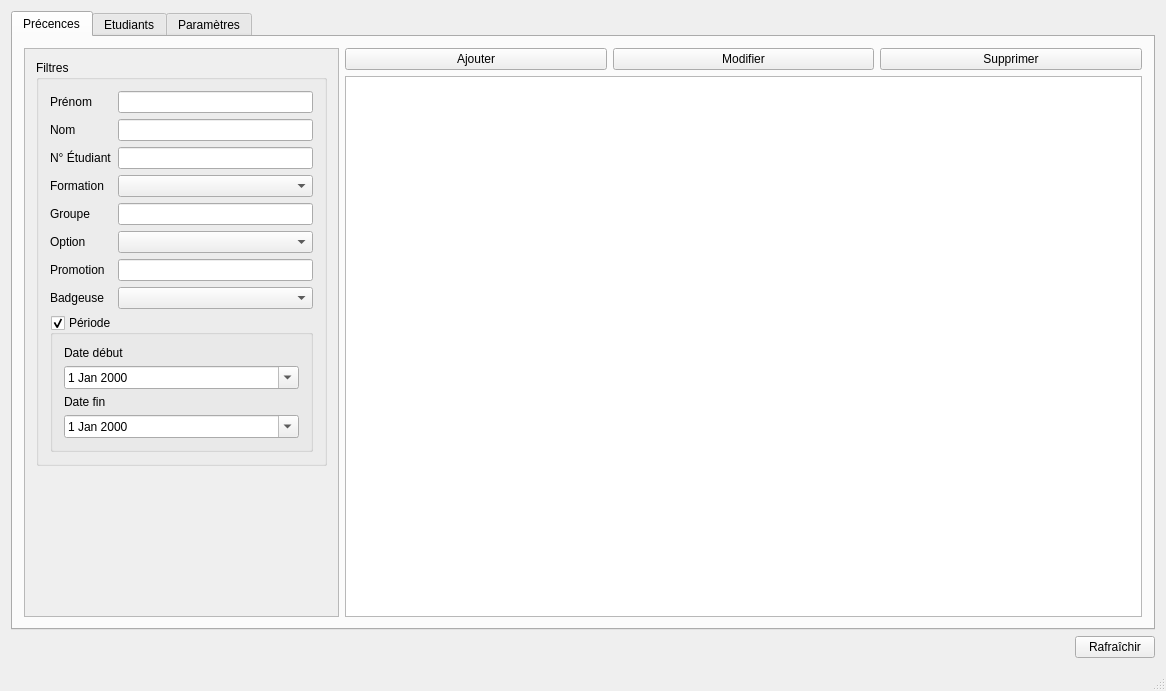
Old version of the form Badgeuse/mainwindow.ui in the repository louisthomaspro/badgeuse-polytech.
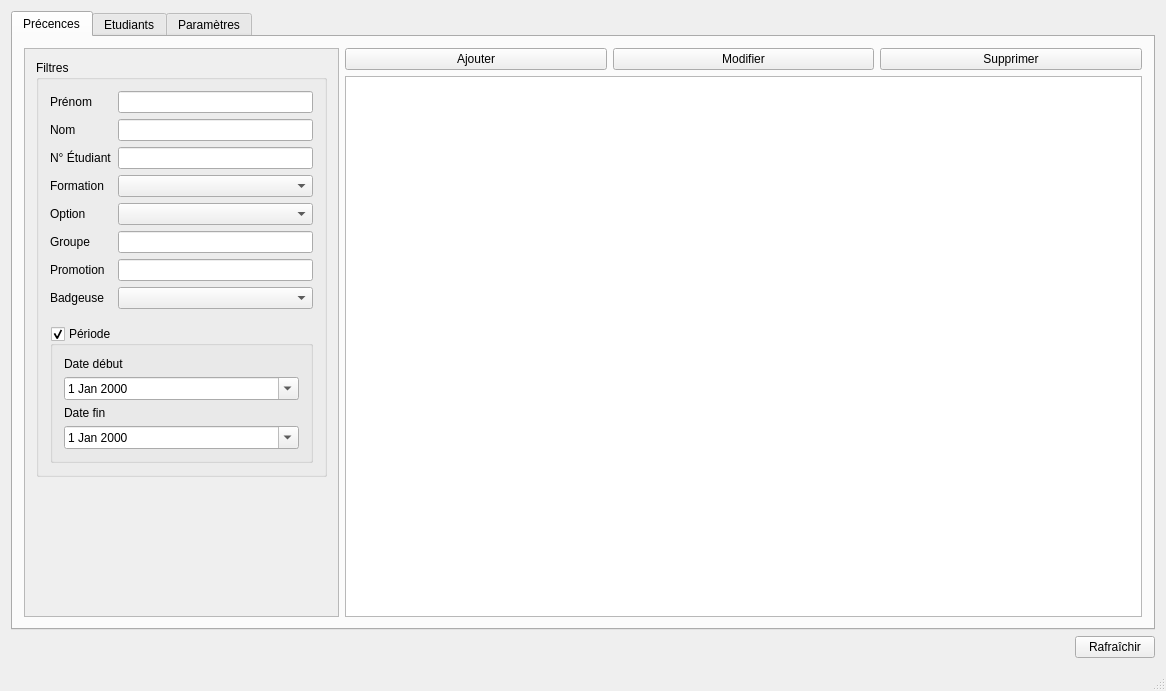
New version of the form.

Commit message: remove database duplication + create exception class +  setValidators

Diff of the .ui file:
```diff
--- a/Badgeuse/mainwindow.ui
+++ b/Badgeuse/mainwindow.ui
@@ -149,13 +149,46 @@
                   <widget class="QComboBox" name="cb_pf_training"/>
                  </item>
                  <item row="4" column="0">
+                  <widget class="QLabel" name="label_3">
+                   <property name="text">
+                    <string>Option</string>
+                   </property>
+                  </widget>
+                 </item>
+                 <item row="4" column="1">
+                  <widget class="QComboBox" name="cb_pf_option"/>
+                 </item>
+                 <item row="5" column="0">
                   <widget class="QLabel" name="label_2">
                    <property name="text">
                     <string>Groupe</string>
                    </property>
                   </widget>
                  </item>
-                 <item row="8" column="0" colspan="2">
+                 <item row="5" column="1">
+                  <widget class="QLineEdit" name="le_pf_groupnumber"/>
+                 </item>
+                 <item row="6" column="0">
+                  <widget class="QLabel" name="label_11">
+                   <property name="text">
+                    <string>Promotion</string>
+                   </property>
+                  </widget>
+                 </item>
+                 <item row="6" column="1">
+                  <widget class="QLineEdit" name="le_pf_promotion"/>
+                 </item>
+                 <item row="7" column="0">
+                  <widget class="QLabel" name="label_10">
+                   <property name="text">
+                    <string>Badgeuse</string>
+                   </property>
+                  </widget>
+                 </item>
+                 <item row="7" column="1">
+                  <widget class="QComboBox" name="cb_pf_cardreader"/>
+                 </item>
+                 <item row="9" column="0" colspan="2">
                   <widget class="QGroupBox" name="gb_pf_period">
                    <property name="title">
                     <string>Période</string>
@@ -198,38 +231,21 @@
                    </layout>
                   </widget>
                  </item>
-                 <item row="5" column="0">
-                  <widget class="QLabel" name="label_3">
-                   <property name="text">
-                    <string>Option</string>
+                 <item row="8" column="1">
+                  <spacer name="verticalSpacer_6">
+                   <property name="orientation">
+                    <enum>Qt::Vertical</enum>
                    </property>
-                  </widget>
-                 </item>
-                 <item row="5" column="1">
-                  <widget class="QComboBox" name="cb_pf_option"/>
-                 </item>
-                 <item row="7" column="0">
-                  <widget class="QLabel" name="label_10">
-                   <property name="text">
-                    <string>Badgeuse</string>
+                   <property name="sizeType">
+                    <enum>QSizePolicy::Fixed</enum>
                    </property>
-                  </widget>
-                 </item>
-                 <item row="7" column="1">
-                  <widget class="QComboBox" name="cb_pf_cardreader"/>
-                 </item>
-                 <item row="4" column="1">
-                  <widget class="QLineEdit" name="le_pf_groupnumber"/>
-                 </item>
-                 <item row="6" column="1">
-                  <widget class="QLineEdit" name="le_pf_promotion"/>
-                 </item>
-                 <item row="6" column="0">
-                  <widget class="QLabel" name="label_11">
-                   <property name="text">
-                    <string>Promotion</string>
+                   <property name="sizeHint" stdset="0">
+                    <size>
+                     <width>20</width>
+                     <height>5</height>
+                    </size>
                    </property>
-                  </widget>
+                  </spacer>
                  </item>
                 </layout>
                </widget>
```
Left out of the diff: 40 changed lines with no effect on the pictures. The commit also changes 15 other files.
